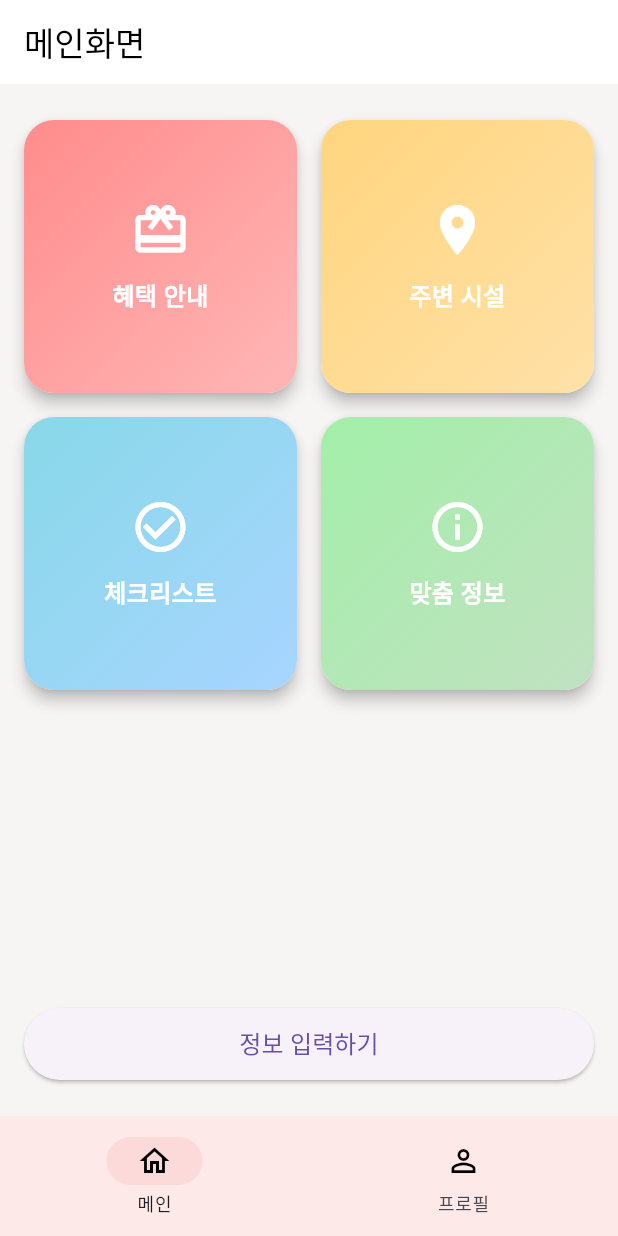
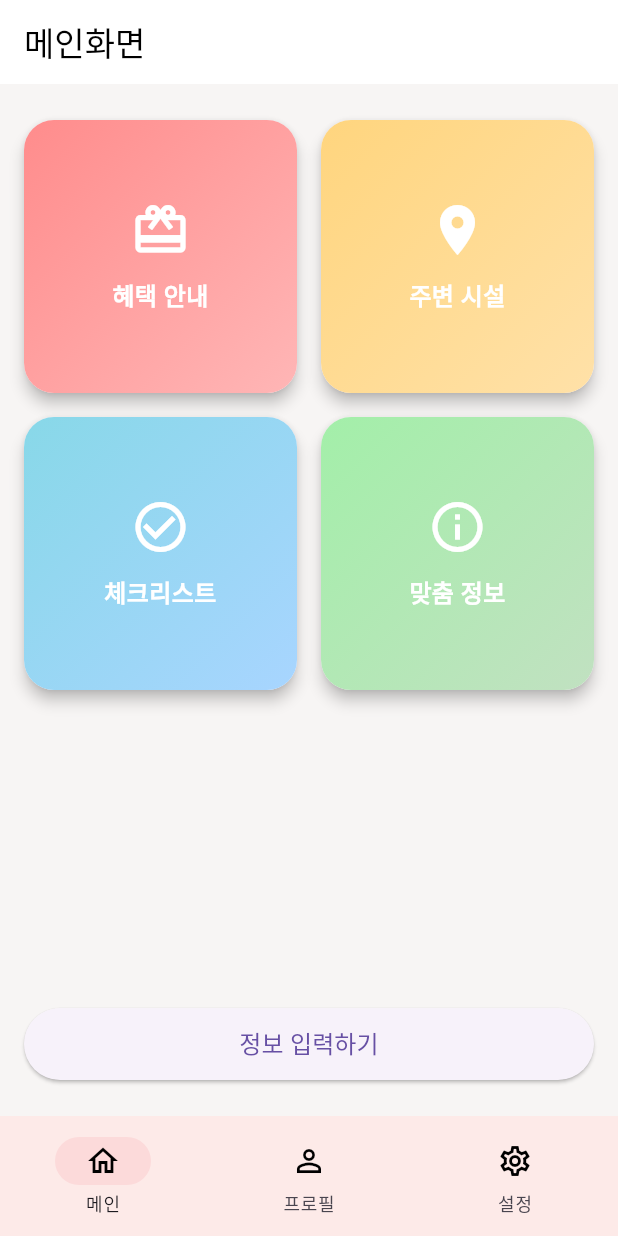
Before and after one commit to KimDaegun00/capstone01, a Flutter app: the screen it shows after launch, on a phone screen of 412 x 824 dp. Run offline on Flutter 3.47's test engine with Material 3 defaults, Android fonts, the phone set to English and light mode, and no system bars; our stand-ins replace shared_preferences.

Commit message:
(하단 네비)옵션, 프로필 분리
ㅈㄱㄴ

```diff
--- a/lib/nav_screens/joinform.dart
+++ b/lib/nav_screens/joinform.dart
@@ -4,6 +4,10 @@ class JoinForm extends StatefulWidget {
   @override
   _JoinFormState createState() => _JoinFormState();
 }
+
+/* ... ElevatedButton
+final response = await http.post(
+Uri.parse('https://example.com/api/register'), 백엔드 연결 예제*/
 
 class _JoinFormState extends State<JoinForm> {
   final _formKey = GlobalKey<FormState>();
--- a/lib/nav_screens/main_nav.dart
+++ b/lib/nav_screens/main_nav.dart
@@ -40,6 +40,11 @@ class BottomNavBar extends StatelessWidget {
             selectedIcon: Icon(Icons.person_outline, color: _iconColor),
             label: '프로필',
           ),
+          NavigationDestination(
+            icon: Icon(Icons.settings_outlined, color: _iconColor),
+            selectedIcon: Icon(Icons.settings_outlined, color: _iconColor),
+            label: '설정',
+          ),
         ],
       ),
     );
--- a/lib/nav_screens/main_screen.dart
+++ b/lib/nav_screens/main_screen.dart
@@ -1,3 +1,4 @@
+import 'package:capstone/nav_screens/option_screen.dart';
 import 'package:capstone/nav_screens/profile_screen.dart';
 import 'package:flutter/material.dart';
 import 'package:capstone/detail_screens/benefit_screen.dart';
@@ -24,6 +25,8 @@ class _MainScreenState extends State<MainScreen> {
     switch (_selectedIndex) {
       case 1:
         return ProfileScreen();
+      case 2:
+        return OptionScreen();
       default:
         return const MainGridMenu();
     }
```
Also changed, not shown: lib/nav_screens/option_screen.dart (added, +43 -0 lines), lib/nav_screens/profile_screen.dart (+0 -11 lines).
